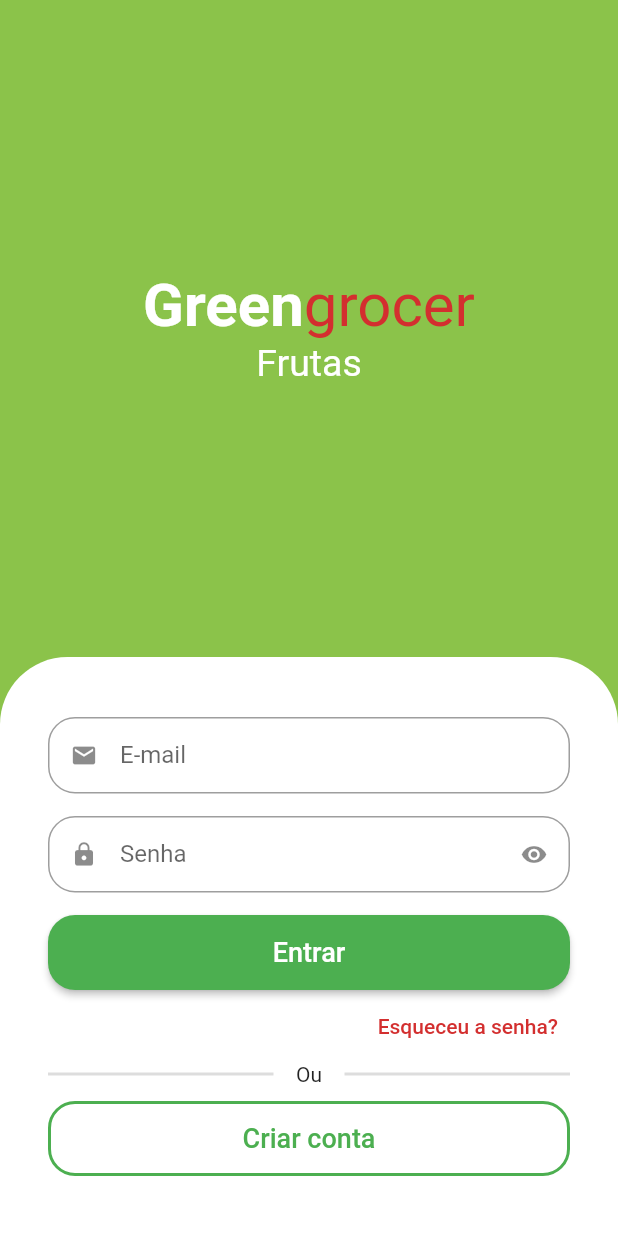
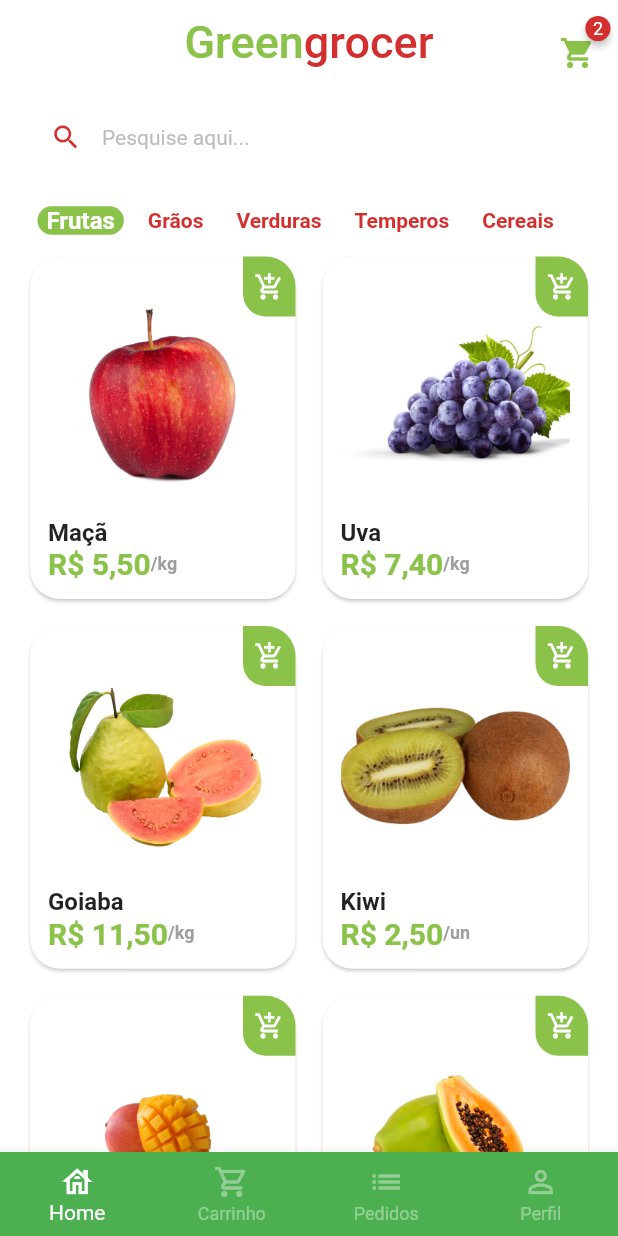
Before and after one commit to AdeilsonESilva/greengrocer, a Flutter app: the screen it shows after launch, after a tap on "Entrar", on a phone screen of 412 x 824 dp. Run offline on Flutter 3.47's test engine with Material 2 defaults, Android fonts, the phone set to English and light mode, and no system bars; drawn by our look-alikes of animated_text_kit, badges; our stand-ins replace mask_text_input_formatter.

Commit message:
section 4 and 5 -  Base screen and Home screen

```diff
--- a/lib/main.dart
+++ b/lib/main.dart
@@ -1,5 +1,5 @@
 import 'package:flutter/material.dart';
-import 'package:greengrocer/src/auth/sign_in_screen.dart';
+import 'package:greengrocer/src/pages/auth/sign_in_screen.dart';
 
 void main() {
   runApp(const MyApp());
@@ -15,6 +15,7 @@ class MyApp extends StatelessWidget {
       title: 'Flutter Demo',
       theme: ThemeData(
         primarySwatch: Colors.green,
+        scaffoldBackgroundColor: Colors.white.withAlpha(190),
       ),
       debugShowCheckedModeBanner: false,
       home: const SignInScreen(),
--- /dev/null
+++ b/lib/src/config/app_data.dart
@@ -0,0 +1,73 @@
+import 'package:greengrocer/src/models/item_model.dart';
+
+ItemModel apple = ItemModel(
+  description:
+      'A melhor maçã da região e que conta com o melhor preço de qualquer quitanda. Este item conta com vitaminas essenciais para o fortalecimento corporal, resultando em uma vida saudável.',
+  imgUrl: 'assets/fruits/apple.png',
+  itemName: 'Maçã',
+  price: 5.5,
+  unit: 'kg',
+);
+
+ItemModel grape = ItemModel(
+  imgUrl: 'assets/fruits/grape.png',
+  itemName: 'Uva',
+  price: 7.4,
+  unit: 'kg',
+  description:
+      'A melhor uva da região e que conta com o melhor preço de qualquer quitanda. Este item conta com vitaminas essenciais para o fortalecimento corporal, resultando em uma vida saudável.',
+);
+
+ItemModel guava = ItemModel(
+  imgUrl: 'assets/fruits/guava.png',
+  itemName: 'Goiaba',
+  price: 11.5,
+  unit: 'kg',
+  description:
+      'A melhor goiaba da região e que conta com o melhor preço de qualquer quitanda. Este item conta com vitaminas essenciais para o fortalecimento corporal, resultando em uma vida saudável.',
+);
+
+ItemModel kiwi = ItemModel(
+  imgUrl: 'assets/fruits/kiwi.png',
+  itemName: 'Kiwi',
+  price: 2.5,
+  unit: 'un',
+  description:
+      'O melhor kiwi da região e que conta com o melhor preço de qualquer quitanda. Este item conta com vitaminas essenciais para o fortalecimento corporal, resultando em uma vida saudável.',
+);
+
+ItemModel mango = ItemModel(
+  imgUrl: 'assets/fruits/mango.png',
+  itemName: 'Manga',
+  price: 2.5,
+  unit: 'un',
+  description:
+      'A melhor manga da região e que conta com o melhor preço de qualquer quitanda. Este item conta com vitaminas essenciais para o fortalecimento corporal, resultando em uma vida saudável.',
+);
+
+ItemModel papaya = ItemModel(
+  imgUrl: 'assets/fruits/papaya.png',
+  itemName: 'Mamão papaya',
+  price: 8,
+  unit: 'kg',
+  description:
+      'O melhor mamão da região e que conta com o melhor preço de qualquer quitanda. Este item conta com vitaminas essenciais para o fortalecimento corporal, resultando em uma vida saudável.',
+);
+
+// Lista de produtos
+List<ItemModel> items = [
+  apple,
+  grape,
+  guava,
+  kiwi,
+  mango,
+  papaya,
+];
+
+List<String> categories = [
+  'Frutas',
+  'Grãos',
+  'Verduras',
+  'Temperos',
+  'Cereais',
+];
--- /dev/null
+++ b/lib/src/models/item_model.dart
@@ -0,0 +1,15 @@
+class ItemModel {
+  String itemName;
+  String imgUrl;
+  String unit;
+  double price;
+  String description;
+
+  ItemModel({
+    required this.itemName,
+    required this.imgUrl,
+    required this.unit,
+    required this.price,
+    required this.description,
+  });
+}
--- a/lib/src/auth/components/custom_button.dart
+++ b/lib/src/pages/auth/components/custom_button.dart
@@ -2,8 +2,10 @@ import 'package:flutter/material.dart';
 
 class CustomButton extends StatelessWidget {
   final String text;
+  final void Function()? onPressed;
 
-  const CustomButton({Key? key, required this.text}) : super(key: key);
+  const CustomButton({Key? key, required this.text, this.onPressed})
+      : super(key: key);
 
   @override
   Widget build(BuildContext context) {
@@ -15,7 +17,7 @@ class CustomButton extends StatelessWidget {
             borderRadius: BorderRadius.circular(18),
           ),
         ),
-        onPressed: () {},
+        onPressed: onPressed,
         child: Text(
           text,
           style: const TextStyle(
--- a/lib/src/auth/sign_in_screen.dart
+++ b/lib/src/pages/auth/sign_in_screen.dart
@@ -1,7 +1,8 @@
 import 'package:animated_text_kit/animated_text_kit.dart';
 import 'package:flutter/material.dart';
-import 'package:greengrocer/src/auth/components/custom_button.dart';
-import 'package:greengrocer/src/auth/sign_up_screen.dart';
+import 'package:greengrocer/src/pages/auth/components/custom_button.dart';
+import 'package:greengrocer/src/pages/auth/sign_up_screen.dart';
+import 'package:greengrocer/src/pages/base/base_screen.dart';
 import 'package:greengrocer/src/config/custom_colors.dart';
 
 import 'components/custom_text_field.dart';
@@ -98,7 +99,15 @@ class SignInScreen extends StatelessWidget {
                     ),
 
                     // Botão de entrar
-                    const CustomButton(text: 'Entrar'),
+                    CustomButton(
+                        text: 'Entrar',
+                        onPressed: () {
+                          Navigator.of(context).pushReplacement(
+                            MaterialPageRoute(
+                              builder: (context) => const BaseScreen(),
+                            ),
+                          );
+                        }),
 
                     // Esqueceu a senha
                     Align(
--- a/lib/src/auth/sign_up_screen.dart
+++ b/lib/src/pages/auth/sign_up_screen.dart
@@ -1,6 +1,6 @@
 import 'package:flutter/material.dart';
-import 'package:greengrocer/src/auth/components/custom_button.dart';
-import 'package:greengrocer/src/auth/components/custom_text_field.dart';
+import 'package:greengrocer/src/pages/auth/components/custom_button.dart';
+import 'package:greengrocer/src/pages/auth/components/custom_text_field.dart';
 import 'package:greengrocer/src/config/custom_colors.dart';
 import 'package:mask_text_input_formatter/mask_text_input_formatter.dart';
 
--- /dev/null
+++ b/lib/src/pages/base/base_screen.dart
@@ -0,0 +1,61 @@
+import 'package:flutter/material.dart';
+import 'package:greengrocer/src/pages/home/home_tab.dart';
+
+class BaseScreen extends StatefulWidget {
+  const BaseScreen({Key? key}) : super(key: key);
+
+  @override
+  State<BaseScreen> createState() => _BaseScreenState();
+}
+
+class _BaseScreenState extends State<BaseScreen> {
+  int currentIndex = 0;
+  final pageController = PageController();
+
+  @override
+  Widget build(BuildContext context) {
+    return Scaffold(
+      body: PageView(
+        physics: const NeverScrollableScrollPhysics(),
+        controller: pageController,
+        children: [
+          const HomeTab(),
+          Container(color: Colors.yellow),
+          Container(color: Colors.blue),
+          Container(color: Colors.purple),
+        ],
+      ),
+      bottomNavigationBar: BottomNavigationBar(
+        currentIndex: currentIndex,
+        onTap: (index) {
+          setState(() {
+            currentIndex = index;
+            pageController.jumpToPage(index);
+          });
+        },
+        type: BottomNavigationBarType.fixed,
+        backgroundColor: Colors.green,
+        selectedItemColor: Colors.white,
+        unselectedItemColor: Colors.white.withAlpha(100),
+        items: const [
+          BottomNavigationBarItem(
+            icon: Icon(Icons.house_outlined),
+            label: 'Home',
+          ),
+          BottomNavigationBarItem(
+            icon: Icon(Icons.shopping_cart_outlined),
+            label: 'Carrinho',
+          ),
+          BottomNavigationBarItem(
+            icon: Icon(Icons.list),
+            label: 'Pedidos',
+          ),
+          BottomNavigationBarItem(
+            icon: Icon(Icons.person_outline),
+            label: 'Perfil',
+          ),
+        ],
+      ),
+    );
+  }
+}
--- /dev/null
+++ b/lib/src/pages/home/components/category_tile.dart
@@ -0,0 +1,43 @@
+import 'package:flutter/material.dart';
+import 'package:greengrocer/src/config/custom_colors.dart';
+
+class CategoryTile extends StatelessWidget {
+  const CategoryTile({
+    Key? key,
+    required this.category,
+    required this.isSelected,
+    required this.onPressed,
+  }) : super(key: key);
+
+  final String category;
+  final bool isSelected;
+  final VoidCallback onPressed;
+
+  @override
+  Widget build(BuildContext context) {
+    return GestureDetector(
+      onTap: onPressed,
+      child: Align(
+        alignment: Alignment.center,
+        child: Container(
+          padding: const EdgeInsets.symmetric(horizontal: 6),
+          decoration: BoxDecoration(
+            borderRadius: BorderRadius.circular(10),
+            color: isSelected
+                ? CustomColors.customSwatchColor
+                : Colors.transparent,
+          ),
+          child: Text(
+            category,
+            style: TextStyle(
+              color:
+                  isSelected ? Colors.white : CustomColors.customContrastColors,
+              fontWeight: FontWeight.bold,
+              fontSize: isSelected ? 16 : 14,
+            ),
+          ),
+        ),
+      ),
+    );
+  }
+}
--- /dev/null
+++ b/lib/src/pages/home/components/item_tile.dart
@@ -0,0 +1,91 @@
+import 'package:flutter/material.dart';
+import 'package:greengrocer/src/config/custom_colors.dart';
+import 'package:greengrocer/src/models/item_model.dart';
+import 'package:greengrocer/src/services/utils_services.dart';
+
+class ItemTile extends StatelessWidget {
+  const ItemTile({Key? key, required this.item}) : super(key: key);
+
+  final ItemModel item;
+
+  @override
+  Widget build(BuildContext context) {
+    return Stack(
+      children: [
+        Card(
+          elevation: 1,
+          shadowColor: Colors.grey.shade300,
+          shape: RoundedRectangleBorder(
+            borderRadius: BorderRadius.circular(20),
+          ),
+          child: Padding(
+            padding: const EdgeInsets.all(12),
+            child: Column(
+              crossAxisAlignment: CrossAxisAlignment.stretch,
+              children: [
+                // Imagem
+                Expanded(
+                  child: Image.asset(item.imgUrl),
+                ),
+
+                // Nome
+                Text(
+                  item.itemName,
+                  style: const TextStyle(
+                    fontSize: 16,
+                    fontWeight: FontWeight.bold,
+                  ),
+                ),
+
+                // Preço - Unidade
+                Row(
+                  children: [
+                    Text(
+                      UtilsServices.priceToCurrency(item.price),
+                      style: TextStyle(
+                        fontWeight: FontWeight.bold,
+                        fontSize: 20,
+                        color: CustomColors.customSwatchColor,
+                      ),
+                    ),
+                    Text(
+                      '/${item.unit}',
+                      style: TextStyle(
+                        color: Colors.grey.shade500,
+                        fontWeight: FontWeight.bold,
+                        fontSize: 12,
+                      ),
+                    ),
+                  ],
+                ),
+              ],
+            ),
+          ),
+        ),
+        Positioned(
+          top: 4,
+          right: 4,
+          child: GestureDetector(
+            onTap: () {},
+            child: Container(
+              height: 40,
+              width: 35,
+              decoration: BoxDecoration(
+                color: CustomColors.customSwatchColor,
+                borderRadius: const BorderRadius.only(
+                  bottomLeft: Radius.circular(15),
+                  topRight: Radius.circular(20),
+                ),
+              ),
+              child: const Icon(
+                Icons.add_shopping_cart_outlined,
+                color: Colors.white,
+                size: 20,
+              ),
+            ),
+          ),
+        ),
+      ],
+    );
+  }
+}
--- /dev/null
+++ b/lib/src/pages/home/home_tab.dart
@@ -0,0 +1,138 @@
+import 'package:badges/badges.dart';
+import 'package:flutter/material.dart';
+import 'package:greengrocer/src/config/custom_colors.dart';
+import 'package:greengrocer/src/pages/home/components/category_tile.dart';
+import 'package:greengrocer/src/config/app_data.dart' as appData;
+import 'package:greengrocer/src/pages/home/components/item_tile.dart';
+
+class HomeTab extends StatefulWidget {
+  const HomeTab({Key? key}) : super(key: key);
+
+  @override
+  State<HomeTab> createState() => _HomeTabState();
+}
+
+class _HomeTabState extends State<HomeTab> {
+  String selectedCategory = 'Frutas';
+
+  @override
+  Widget build(BuildContext context) {
+    return Scaffold(
+      // App bar
+      appBar: AppBar(
+        backgroundColor: Colors.transparent,
+        elevation: 0,
+        centerTitle: true,
+        title: Text.rich(
+          TextSpan(
+            style: const TextStyle(fontSize: 30),
+            children: [
+              TextSpan(
+                text: 'Green',
+                style: TextStyle(color: CustomColors.customSwatchColor),
+              ),
+              TextSpan(
+                text: 'grocer',
+                style: TextStyle(color: CustomColors.customContrastColors),
+              ),
+            ],
+          ),
+        ),
+        actions: [
+          Padding(
+            padding: const EdgeInsets.only(top: 15, right: 15),
+            child: GestureDetector(
+              onTap: () {},
+              child: Badge(
+                  badgeColor: CustomColors.customContrastColors,
+                  badgeContent: const Text(
+                    '2',
+                    style: TextStyle(color: Colors.white, fontSize: 12),
+                  ),
+                  child: Icon(
+                    Icons.shopping_cart,
+                    color: CustomColors.customSwatchColor,
+                  )),
+            ),
+          )
+        ],
+      ),
+
+      body: Column(
+        children: [
+          //  Campo de pesquisa
+          Padding(
+            padding: const EdgeInsets.symmetric(
+              horizontal: 20,
+              vertical: 10,
+            ),
+            child: TextFormField(
+              decoration: InputDecoration(
+                filled: true,
+                fillColor: Colors.white,
+                isDense: true,
+                hintText: 'Pesquise aqui...',
+                hintStyle: TextStyle(
+                  color: Colors.grey.shade400,
+                  fontSize: 14,
+                ),
+                prefixIcon: Icon(
+                  Icons.search,
+                  color: CustomColors.customContrastColors,
+                  size: 21,
+                ),
+                border: OutlineInputBorder(
+                  borderRadius: BorderRadius.circular(60),
+                  borderSide: const BorderSide(
+                    width: 0,
+                    style: BorderStyle.none,
+                  ),
+                ),
+              ),
+            ),
+          ),
+
+          // Categorias
+          Container(
+            padding: const EdgeInsets.only(left: 25),
+            height: 40,
+            child: ListView.separated(
+              scrollDirection: Axis.horizontal,
+              itemBuilder: (_, index) {
+                return CategoryTile(
+                  onPressed: () {
+                    setState(() {
+                      selectedCategory = appData.categories[index];
+                    });
+                  },
+                  category: appData.categories[index],
+                  isSelected: appData.categories[index] == selectedCategory,
+                );
+              },
+              separatorBuilder: (_, index) => const SizedBox(width: 10),
+              itemCount: appData.categories.length,
+            ),
+          ),
+
+          // Grid
+          Expanded(
+            child: GridView.builder(
+              padding: const EdgeInsets.fromLTRB(16, 0, 16, 16),
+              physics: const BouncingScrollPhysics(),
+              gridDelegate: const SliverGridDelegateWithFixedCrossAxisCount(
+                crossAxisCount: 2,
+                mainAxisSpacing: 10,
+                crossAxisSpacing: 10,
+                childAspectRatio: 9 / 11.5,
+              ),
+              itemCount: appData.items.length,
+              itemBuilder: (_, index) {
+                return ItemTile(item: appData.items[index]);
+              },
+            ),
+          ),
+        ],
+      ),
+    );
+  }
+}
--- /dev/null
+++ b/lib/src/services/utils_services.dart
@@ -0,0 +1,9 @@
+import 'package:intl/intl.dart';
+
+class UtilsServices {
+  static String priceToCurrency(double price) {
+    NumberFormat numberFormat = NumberFormat.simpleCurrency(locale: 'pt_BR');
+
+    return numberFormat.format(price);
+  }
+}
--- a/pubspec.yaml
+++ b/pubspec.yaml
@@ -37,6 +37,8 @@ dependencies:
   cupertino_icons: ^1.0.2
   animated_text_kit: ^4.2.2
   mask_text_input_formatter: ^2.4.0
+  badges: ^2.0.3
+  intl: ^0.17.0
 
 dev_dependencies:
   flutter_test:
@@ -60,8 +62,8 @@ flutter:
   uses-material-design: true
 
   # To add assets to your application, add an assets section, like this:
-  # assets:
-  #   - images/a_dot_burr.jpeg
+  assets:
+    - assets/fruits/
   #   - images/a_dot_ham.jpeg
 
   # An image asset can refer to one or more resolution-specific "variants", see
```
Also changed, not shown: assets/fruits/apple.png (added), assets/fruits/grape.png (added), assets/fruits/guava.png (added), assets/fruits/kiwi.png (added), assets/fruits/mango.png (added), assets/fruits/papaya.png (added), lib/src/pages/auth/components/custom_text_field.dart (renamed from lib/src/auth/components/custom_text_field.dart), pubspec.lock.
